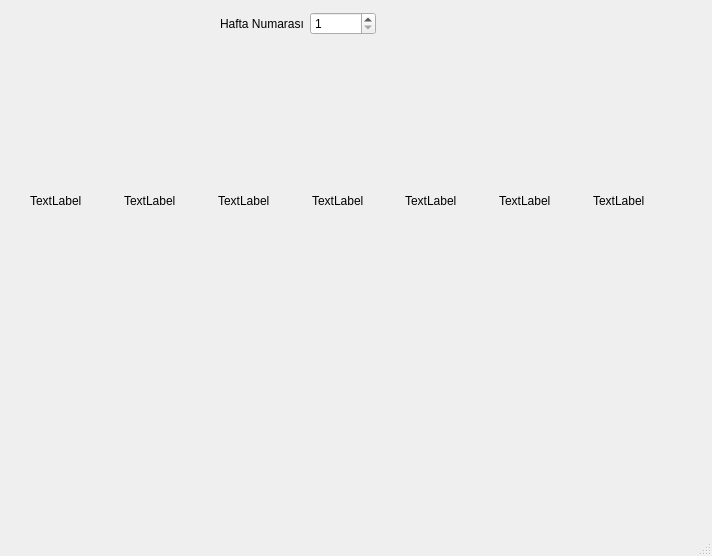
Above: mainwindow.ui from fatihsezgin/WeeklySchedule before the change. Below: the same form after it.
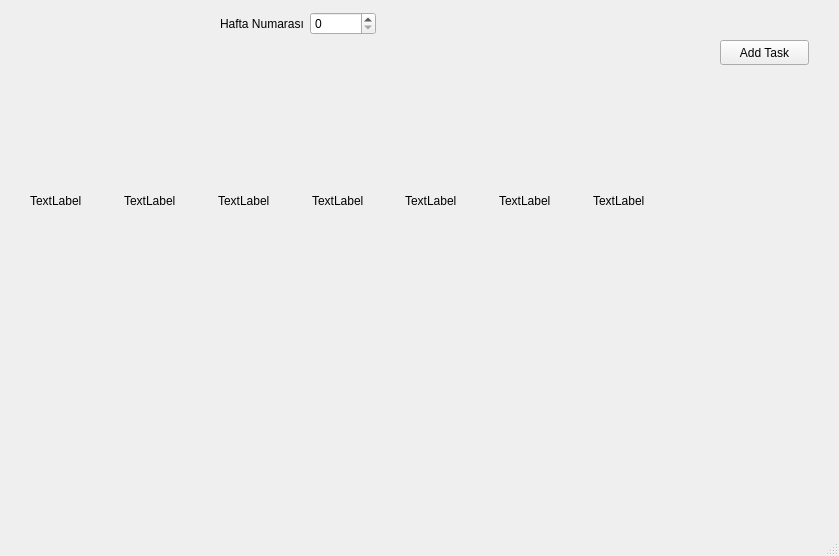
That is the form after the change.

Diff of the .ui file:
```diff
--- a/mainwindow.ui
+++ b/mainwindow.ui
@@ -6,7 +6,7 @@
    <rect>
     <x>0</x>
     <y>0</y>
-    <width>712</width>
+    <width>839</width>
     <height>556</height>
    </rect>
   </property>
@@ -123,15 +123,28 @@
      <item>
       <widget class="QSpinBox" name="spinWeekNumber">
        <property name="minimum">
-        <number>1</number>
+        <number>0</number>
        </property>
        <property name="maximum">
-        <number>53</number>
+        <number>54</number>
        </property>
       </widget>
      </item>
     </layout>
    </widget>
+   <widget class="QPushButton" name="BtAddTask">
+    <property name="geometry">
+     <rect>
+      <x>720</x>
+      <y>40</y>
+      <width>89</width>
+      <height>25</height>
+     </rect>
+    </property>
+    <property name="text">
+     <string>Add Task</string>
+    </property>
+   </widget>
   </widget>
   <widget class="QMenuBar" name="menubar">
    <property name="geometry">
```
Left out of the diff: 16 changed lines with no effect on the pictures.
